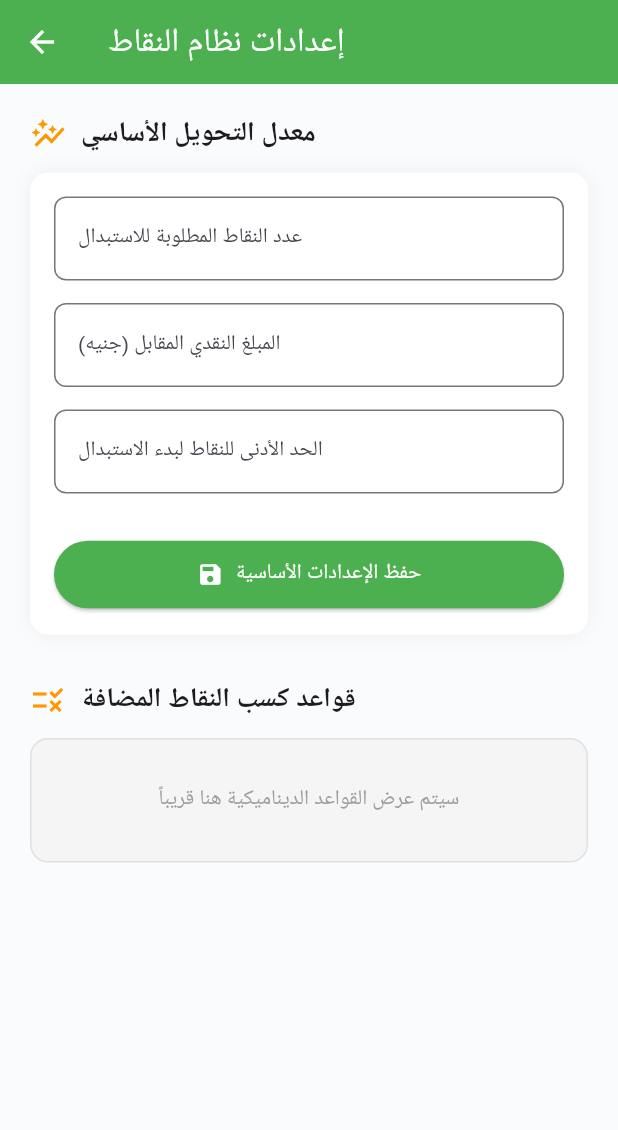
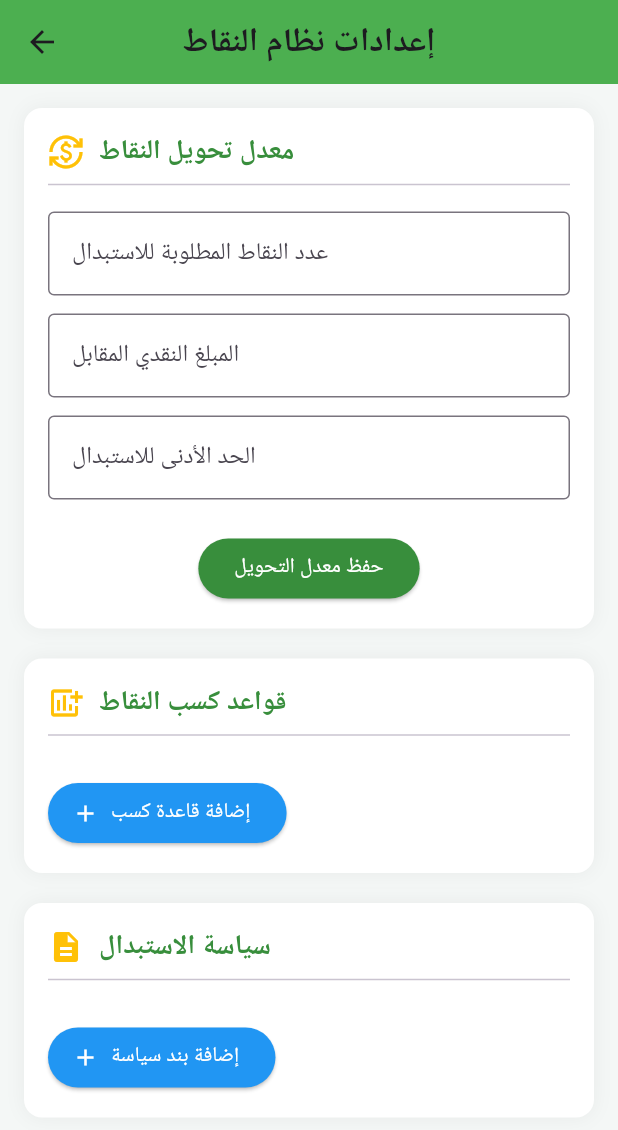
Before and after one commit to amrshipl83/aksab_admin, a Flutter app: the PointsSettingsScreen screen opened directly, on a phone screen of 412 x 824 dp. Shown: the top 1130 px of the screen. Run offline on Flutter 3.47's test engine with Material 3 defaults, Android fonts, the phone set to English and light mode, and no system bars; our stand-ins replace cloud_firestore, firebase_auth, firebase_core, image_picker, rxdart; missing offline and left inert: dart:html, excel; accounts and stored records are empty; Roboto replaces fonts that are missing (Cairo, Tajawal).

```diff
--- a/lib/screens/marketing/points_settings_screen.dart
+++ b/lib/screens/marketing/points_settings_screen.dart
@@ -1,5 +1,6 @@
 import 'package:flutter/material.dart';
 import 'package:cloud_firestore/cloud_firestore.dart';
+import 'dart:math';
 
 class PointsSettingsScreen extends StatefulWidget {
   const PointsSettingsScreen({super.key});
@@ -11,75 +12,100 @@ class PointsSettingsScreen extends StatefulWidget {
 class _PointsSettingsScreenState extends State<PointsSettingsScreen> {
   final FirebaseFirestore _db = FirebaseFirestore.instance;
 
-  // Controllers لضمان التعامل السليم مع الحقول الرقمية
+  // Controllers للمعدلات الأساسية
   final TextEditingController _pointsReqCtrl = TextEditingController();
   final TextEditingController _cashEquivCtrl = TextEditingController();
   final TextEditingController _minPointsCtrl = TextEditingController();
 
-  @override
-  void dispose() {
-    _pointsReqCtrl.dispose();
-    _cashEquivCtrl.dispose();
-    _minPointsCtrl.dispose();
-    super.dispose();
-  }
+  // دالة لتوليد ID فريد كما في كود الـ JavaScript
+  String _generateId() => 'id_${Random().nextInt(1000000)}';
 
   @override
   Widget build(BuildContext context) {
     return Scaffold(
-      backgroundColor: const Color(0xFFF9FBFC),
+      backgroundColor: const Color(0xFFF4F7F6),
       appBar: AppBar(
-        title: const Text('إعدادات نظام النقاط', style: TextStyle(fontFamily: 'Cairo')),
+        title: const Text('إعدادات نظام النقاط', style: TextStyle(fontFamily: 'Cairo', fontWeight: FontWeight.bold)),
         backgroundColor: const Color(0xFF4CAF50),
-        foregroundColor: Colors.white,
+        centerTitle: true,
       ),
       body: StreamBuilder<DocumentSnapshot>(
         stream: _db.collection('appSettings').doc('points').snapshots(),
         builder: (context, snapshot) {
-          if (snapshot.hasError) return const Center(child: Text("حدث خطأ في الاتصال"));
-          if (snapshot.connectionState == ConnectionState.waiting) {
-            return const Center(child: CircularProgressIndicator());
-          }
+          if (!snapshot.hasData) return const Center(child: CircularProgressIndicator());
 
-          // إذا كانت الوثيقة موجودة، نملأ الحقول مبدئياً
-          if (snapshot.hasData && snapshot.data!.exists) {
-            var data = snapshot.data!.data() as Map<String, dynamic>;
-            var convRate = data['conversionRate'] ?? {};
+          var data = snapshot.data!.data() as Map<String, dynamic>? ?? {};
+          var conversionRate = data['conversionRate'] ?? {};
+          List earningRules = data['earningRules'] ?? [];
+          List policies = data['redemptionPolicies'] ?? [];
 
-            // تحديث قيم النصوص فقط إذا كانت فارغة (حتى لا نقاطع كتابة المستخدم)
-            if (_pointsReqCtrl.text.isEmpty) _pointsReqCtrl.text = convRate['pointsRequired']?.toString() ?? '';
-            if (_cashEquivCtrl.text.isEmpty) _cashEquivCtrl.text = convRate['cashEquivalent']?.toString() ?? '';
-            if (_minPointsCtrl.text.isEmpty) _minPointsCtrl.text = convRate['minPointsForRedemption']?.toString() ?? '';
+          // تعبئة البيانات الأساسية مرة واحدة
+          if (_pointsReqCtrl.text.isEmpty) {
+            _pointsReqCtrl.text = conversionRate['pointsRequired']?.toString() ?? '';
+            _cashEquivCtrl.text = conversionRate['cashEquivalent']?.toString() ?? '';
+            _minPointsCtrl.text = conversionRate['minPointsForRedemption']?.toString() ?? '';
           }
 
           return SingleChildScrollView(
-            padding: const EdgeInsets.all(20),
+            padding: const EdgeInsets.all(16),
             child: Column(
-              crossAxisAlignment: CrossAxisAlignment.start,
               children: [
-                _buildSectionHeader(Icons.auto_graph, "معدل التحويل الأساسي"),
-                _buildCardContainer([
-                  _buildInputField(_pointsReqCtrl, "عدد النقاط المطلوبة للاستبدال"),
-                  _buildInputField(_cashEquivCtrl, "المبلغ النقدي المقابل (جنيه)"),
-                  _buildInputField(_minPointsCtrl, "الحد الأدنى للنقاط لبدء الاستبدال"),
-                  const SizedBox(height: 15),
-                  SizedBox(
-                    width: double.infinity,
-                    child: ElevatedButton.icon(
+                // 1. قسم معدل التحويل
+                _buildSectionCard(
+                  title: "معدل تحويل النقاط",
+                  icon: Icons.currency_exchange,
+                  child: Column(
+                    children: [
+                      _buildTextField(_pointsReqCtrl, "عدد النقاط المطلوبة للاستبدال"),
+                      _buildTextField(_cashEquivCtrl, "المبلغ النقدي المقابل"),
+                      _buildTextField(_minPointsCtrl, "الحد الأدنى للاستبدال"),
+                      const SizedBox(height: 10),
+                      ElevatedButton(
                         onPressed: _saveConversionRate,
-                      icon: const Icon(Icons.save),
-                      label: const Text("حفظ الإعدادات الأساسية"),
-                      style: ElevatedButton.styleFrom(
-                        backgroundColor: const Color(0xFF4CAF50),
-                        foregroundColor: Colors.white,
-                        padding: const EdgeInsets.symmetric(vertical: 12),
+                        style: ElevatedButton.styleFrom(backgroundColor: const Color(0xFF388E3C)),
+                        child: const Text("حفظ معدل التحويل", style: TextStyle(color: Colors.white)),
+                      )
+                    ],
                   ),
                 ),
+
+                const SizedBox(height: 20),
+
+                // 2. قسم قواعد كسب النقاط
+                _buildSectionCard(
+                  title: "قواعد كسب النقاط",
+                  icon: Icons.add_chart,
+                  child: Column(
+                    children: [
+                      ...earningRules.map((rule) => _buildListItem(
+                        title: rule['name'],
+                        subtitle: "${rule['value']} نقطة - ${rule['type']}",
+                        onDelete: () => _deleteItem('earningRules', rule['id'], earningRules),
+                      )),
+                      const SizedBox(height: 10),
+                      _buildAddButton("إضافة قاعدة كسب", () => _showAddRuleDialog(earningRules)),
+                    ],
                   ),
-                ]),
-                const SizedBox(height: 30),
-                _buildSectionHeader(Icons.rule, "قواعد كسب النقاط المضافة"),
-                _buildPlaceholderCard("سيتم عرض القواعد الديناميكية هنا قريباً"),
+                ),
+
+                const SizedBox(height: 20),
+
+                // 3. قسم نصوص السياسة
+                _buildSectionCard(
+                  title: "سياسة الاستبدال",
+                  icon: Icons.description,
+                  child: Column(
+                    children: [
+                      ...policies.map((policy) => _buildListItem(
+                        title: policy['text_ar'],
+                        subtitle: "الترتيب: ${policy['order']}",
+                        onDelete: () => _deleteItem('redemptionPolicies', policy['id'], policies),
+                      )),
+                      const SizedBox(height: 10),
+                      _buildAddButton("إضافة بند سياسة", () => _showAddPolicyDialog(policies)),
+                    ],
+                  ),
+                ),
               ],
             ),
           );
@@ -88,61 +114,66 @@ class _PointsSettingsScreenState extends State<PointsSettingsScreen> {
     );
   }
 
-  Widget _buildSectionHeader(IconData icon, String title) {
-    return Padding(
-      padding: const EdgeInsets.only(bottom: 12),
-      child: Row(
+  // --- Widgets مساعدة لبناء الواجهة ---
+
+  Widget _buildSectionCard({required String title, required IconData icon, required Widget child}) {
+    return Container(
+      decoration: BoxDecoration(
+        color: Colors.white,
+        borderRadius: BorderRadius.circular(12),
+        boxShadow: [BoxShadow(color: Colors.black.withOpacity(0.05), blurRadius: 10)],
+      ),
+      padding: const EdgeInsets.all(16),
+      child: Column(
+        crossAxisAlignment: CrossAxisAlignment.start,
         children: [
-          Icon(icon, color: Colors.orange),
+          Row(
+            children: [
+              Icon(icon, color: const Color(0xFFFFC107)),
               const SizedBox(width: 10),
-          Text(title, style: const TextStyle(fontSize: 18, fontWeight: FontWeight.bold, fontFamily: 'Cairo')),
+              Text(title, style: const TextStyle(fontSize: 18, fontWeight: FontWeight.bold, color: Color(0xFF388E3C))),
+            ],
+          ),
+          const Divider(),
+          const SizedBox(height: 10),
+          child,
         ],
       ),
     );
   }
 
-  Widget _buildCardContainer(List<Widget> children) {
-    return Container(
-      padding: const EdgeInsets.all(16),
-      decoration: BoxDecoration(
-        color: Colors.white,
-        borderRadius: BorderRadius.circular(12),
-        boxShadow: [BoxShadow(color: Colors.black.withOpacity(0.05), blurRadius: 10)],
-      ),
-      child: Column(children: children),
+  Widget _buildListItem({required String title, required String subtitle, required VoidCallback onDelete}) {
+    return ListTile(
+      title: Text(title, style: const TextStyle(fontSize: 14, fontWeight: FontWeight.bold)),
+      subtitle: Text(subtitle, style: const TextStyle(fontSize: 12)),
+      trailing: IconButton(icon: const Icon(Icons.delete, color: Colors.red), onPressed: onDelete),
+      contentPadding: EdgeInsets.zero,
     );
   }
 
-  Widget _buildInputField(TextEditingController ctrl, String label) {
+  Widget _buildAddButton(String label, VoidCallback onPressed) {
+    return ElevatedButton.icon(
+      onPressed: onPressed,
+      icon: const Icon(Icons.add, color: Colors.white),
+      label: Text(label, style: const TextStyle(color: Colors.white)),
+      style: ElevatedButton.styleFrom(backgroundColor: const Color(0xFF2196F3)),
+    );
+  }
+
+  Widget _buildTextField(TextEditingController ctrl, String label) {
     return Padding(
-      padding: const EdgeInsets.only(bottom: 15),
+      padding: const EdgeInsets.only(bottom: 12),
       child: TextField(
         controller: ctrl,
-        decoration: InputDecoration(
-          labelText: label,
-          labelStyle: const TextStyle(fontFamily: 'Cairo', fontSize: 14),
-          border: OutlineInputBorder(borderRadius: BorderRadius.circular(8)),
-        ),
+        decoration: InputDecoration(labelText: label, border: const OutlineInputBorder()),
         keyboardType: TextInputType.number,
       ),
     );
   }
 
-  Widget _buildPlaceholderCard(String text) {
-    return Container(
-      width: double.infinity,
-      padding: const EdgeInsets.all(30),
-      decoration: BoxDecoration(
-        color: Colors.grey[100],
-        borderRadius: BorderRadius.circular(12),
-        border: Border.all(color: Colors.grey[300]!, style: BorderStyle.solid),
-      ),
-      child: Center(child: Text(text, style: const TextStyle(color: Colors.grey, fontFamily: 'Cairo'))),
-    );
-  }
+  // --- دوال التحكم في البيانات (Firebase) ---
 
   Future<void> _saveConversionRate() async {
-    try {
     await _db.collection('appSettings').doc('points').set({
       'conversionRate': {
         'pointsRequired': double.tryParse(_pointsReqCtrl.text) ?? 0,
@@ -150,13 +181,71 @@ class _PointsSettingsScreenState extends State<PointsSettingsScreen> {
         'minPointsForRedemption': double.tryParse(_minPointsCtrl.text) ?? 0,
       }
     }, SetOptions(merge: true));
-      if (mounted) {
-        ScaffoldMessenger.of(context).showSnackBar(const SnackBar(content: Text("تم تحديث البيانات بنجاح")));
+    ScaffoldMessenger.of(context).showSnackBar(const SnackBar(content: Text("تم حفظ المعدل")));
   }
-    } catch (e) {
-      if (mounted) {
-        ScaffoldMessenger.of(context).showSnackBar(SnackBar(content: Text("خطأ أثناء الحفظ: $e")));
+
+  Future<void> _deleteItem(String field, String id, List currentList) async {
+    List newList = currentList.where((item) => item['id'] != id).toList();
+    await _db.collection('appSettings').doc('points').update({field: newList});
+  }
+
+  // --- النوافذ المنبثقة (Dialogs) كما في الـ HTML Form ---
+
+  void _showAddRuleDialog(List currentRules) {
+    String name = "";
+    double value = 0;
+    showDialog(
+      context: context,
+      builder: (context) => AlertDialog(
+        title: const Text("إضافة قاعدة كسب"),
+        content: Column(
+          mainAxisSize: MainAxisSize.min,
+          children: [
+            TextField(onChanged: (v) => name = v, decoration: const InputDecoration(labelText: "اسم القاعدة")),
+            TextField(onChanged: (v) => value = double.tryParse(v) ?? 0, decoration: const InputDecoration(labelText: "قيمة النقاط")),
+          ],
+        ),
+        actions: [
+          TextButton(onPressed: () => Navigator.pop(context), child: const Text("إلغاء")),
+          ElevatedButton(
+            onPressed: () async {
+              var newRule = {'id': _generateId(), 'name': name, 'value': value, 'type': 'per_currency_unit', 'isActive': true};
+              await _db.collection('appSettings').doc('points').update({'earningRules': [...currentRules, newRule]});
+              Navigator.pop(context);
+            },
+            child: const Text("إضافة"),
+          )
+        ],
+      ),
+    );
+  }
+
+  void _showAddPolicyDialog(List currentPolicies) {
+    String textAr = "";
+    int order = 1;
+    showDialog(
+      context: context,
+      builder: (context) => AlertDialog(
+        title: const Text("إضافة بند سياسة"),
+        content: Column(
+          mainAxisSize: MainAxisSize.min,
+          children: [
+            TextField(onChanged: (v) => textAr = v, decoration: const InputDecoration(labelText: "النص بالعربية")),
+            TextField(onChanged: (v) => order = int.tryParse(v) ?? 1, decoration: const InputDecoration(labelText: "الترتيب")),
+          ],
+        ),
+        actions: [
+          TextButton(onPressed: () => Navigator.pop(context), child: const Text("إلغاء")),
+          ElevatedButton(
+            onPressed: () async {
+              var newPolicy = {'id': _generateId(), 'text_ar': textAr, 'order': order};
+              await _db.collection('appSettings').doc('points').update({'redemptionPolicies': [...currentPolicies, newPolicy]});
+              Navigator.pop(context);
+            },
+            child: const Text("إضافة"),
+          )
+        ],
+      ),
+    );
   }
 }
-  }
-}
```
Lines whose indentation alone changed are shown as unchanged.
